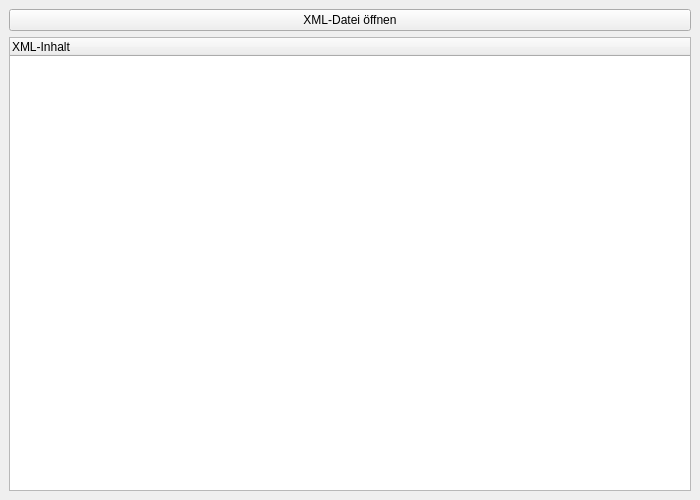
sebxstixn15/POS, file Ueben/XML_Viewer/mainwindow.ui: the form before one commit.
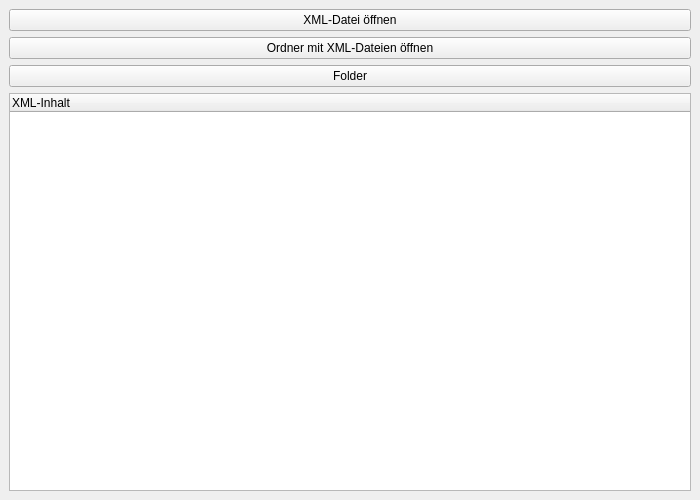
The form after the commit.

The edit to the form file:
```diff
--- a/Ueben/XML_Viewer/mainwindow.ui
+++ b/Ueben/XML_Viewer/mainwindow.ui
@@ -10,12 +10,32 @@
    <layout class="QVBoxLayout" name="verticalLayout">
     <item>
      <widget class="QPushButton" name="openButton">
-      <property name="text"><string>XML-Datei öffnen</string></property>
+      <property name="text">
+       <string>XML-Datei öffnen</string>
+      </property>
+     </widget>
+    </item>
+    <item>
+     <widget class="QPushButton" name="folderButton">
+      <property name="text">
+       <string>Ordner mit XML-Dateien öffnen</string>
+      </property>
+     </widget>
+    </item>
+    <item>
+     <widget class="QPushButton" name="pushButton">
+      <property name="text">
+       <string>Folder</string>
+      </property>
      </widget>
     </item>
     <item>
      <widget class="QTreeWidget" name="treeWidget">
-      <column><property name="text"><string>XML-Inhalt</string></property></column>
+      <column>
+       <property name="text">
+        <string>XML-Inhalt</string>
+       </property>
+      </column>
      </widget>
     </item>
    </layout>
```
Left out of the diff: 11 changed lines with no effect on the pictures.
